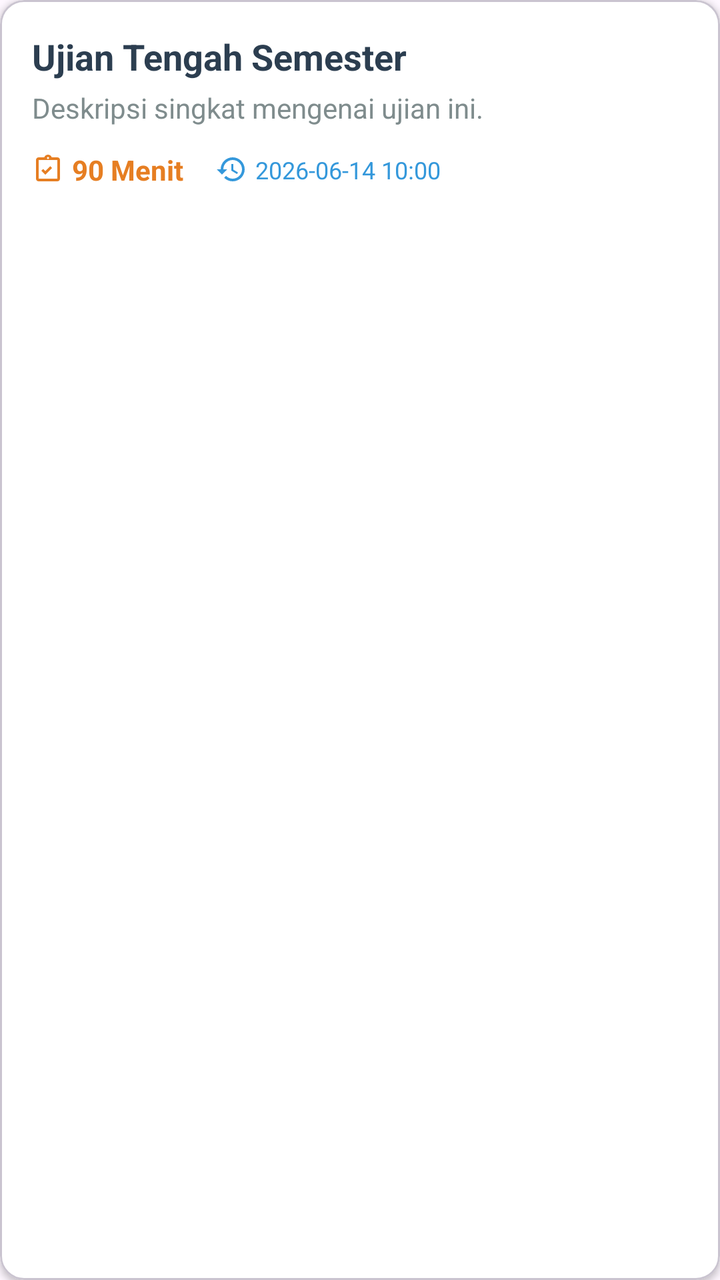
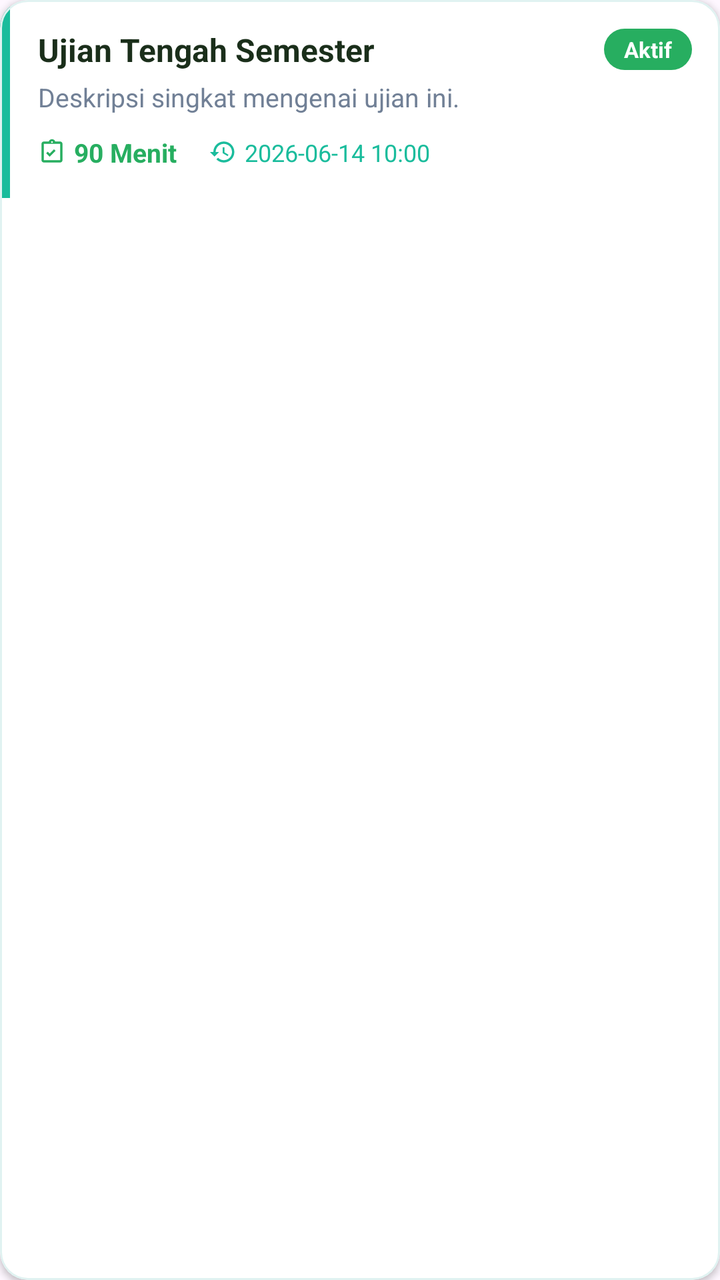

Before-and-after screenshots of an Android layout around one commit, followed by the original layout XML and the change that was made.
<!-- AndroidManifest.xml: application theme Theme.IFUnjaniExam -->
<!-- res/layout/item_exam.xml -->
<?xml version="1.0" encoding="utf-8"?>
<com.google.android.material.card.MaterialCardView xmlns:android="http://schemas.android.com/apk/res/android"
    xmlns:app="http://schemas.android.com/apk/res-auto"
    android:layout_width="match_parent"
    android:layout_height="wrap_content"
    android:layout_marginBottom="12dp"
    android:clickable="true"
    android:focusable="true"
    android:foreground="?android:attr/selectableItemBackground"
    app:cardBackgroundColor="@android:color/white"
    app:cardCornerRadius="12dp"
    app:cardElevation="2dp">

    <LinearLayout
        android:layout_width="match_parent"
        android:layout_height="wrap_content"
        android:orientation="vertical"
        android:padding="16dp">

        <TextView
            android:id="@+id/tvExamTitle"
            android:layout_width="match_parent"
            android:layout_height="wrap_content"
            android:text="Ujian Tengah Semester"
            android:textColor="#2c3e50"
            android:textSize="18sp"
            android:textStyle="bold" />

        <TextView
            android:id="@+id/tvExamDesc"
            android:layout_width="match_parent"
            android:layout_height="wrap_content"
            android:layout_marginTop="4dp"
            android:text="Deskripsi singkat mengenai ujian ini."
            android:textColor="#7f8c8d"
            android:textSize="14sp" />

        <LinearLayout
            android:layout_width="match_parent"
            android:layout_height="wrap_content"
            android:orientation="horizontal"
            android:gravity="center_vertical"
            android:layout_marginTop="12dp">

            <LinearLayout
                android:layout_width="0dp"
                android:layout_height="wrap_content"
                android:layout_weight="1"
                android:orientation="horizontal"
                android:gravity="center_vertical">

                <ImageView
                    android:layout_width="16dp"
                    android:layout_height="16dp"
                    android:src="@drawable/ic_assignment"
                    app:tint="#e67e22" />

                <TextView
                    android:id="@+id/tvDuration"
                    android:layout_width="wrap_content"
                    android:layout_height="wrap_content"
                    android:layout_marginStart="4dp"
                    android:text="90 Menit"
                    android:textColor="#e67e22"
                    android:textSize="14sp"
                    android:textStyle="bold" />

                <View
                    android:layout_width="16dp"
                    android:layout_height="1dp" />

                <ImageView
                    android:layout_width="16dp"
                    android:layout_height="16dp"
                    android:src="@drawable/ic_history"
                    app:tint="#3498db" />

                <TextView
                    android:id="@+id/tvTime"
                    android:layout_width="wrap_content"
                    android:layout_height="wrap_content"
                    android:layout_marginStart="4dp"
                    android:text="2026-06-14 10:00"
                    android:textColor="#3498db"
                    android:textSize="12sp" />
            </LinearLayout>
        </LinearLayout>

        <LinearLayout
            android:layout_width="match_parent"
            android:layout_height="wrap_content"
            android:orientation="horizontal"
            android:gravity="center_vertical"
            android:layout_marginTop="12dp">

            <Button
                android:id="@+id/btnStatus"
                android:layout_width="wrap_content"
                android:layout_height="wrap_content"
                android:text="Mulai Ujian"
                android:textSize="12sp"
                android:visibility="gone"
                app:cornerRadius="8dp" />

            <Space
                android:layout_width="0dp"
                android:layout_height="wrap_content"
                android:layout_weight="1" />

            <ImageView
                android:id="@+id/btnOptions"
                android:layout_width="32dp"
                android:layout_height="32dp"
                android:padding="4dp"
                android:src="@android:drawable/ic_menu_more"
                android:visibility="gone"
                app:tint="#7f8c8d" />
        </LinearLayout>

    </LinearLayout>
</com.google.android.material.card.MaterialCardView>
<!-- resources referenced by this layout -->
<resources>
  <!-- drawable ic_assignment (drawable) -->
  <vector xmlns:android="http://schemas.android.com/apk/res/android"
      android:width="48dp"
      android:height="48dp"
      android:viewportWidth="24"
      android:viewportHeight="24"
      android:tint="#2c3e50">
    <path
        android:fillColor="#FF000000"
        android:pathData="M19,3h-4.18C14.4,1.84 13.3,1 12,1S9.6,1.84 9.18,3H5C3.9,3 3,3.9 3,5v14c0,1.1 0.9,2 2,2h14c1.1,0 2,-0.9 2,-2V5C21,3.9 20.1,3 19,3zM12,2.75c0.41,0 0.75,0.34 0.75,0.75S12.41,4.25 12,4.25s-0.75,-0.34 -0.75,-0.75S11.59,2.75 12,2.75zM19,19H5V5h14V19zM15.08,11.03l-1.41,-1.41l-3.67,3.67l-1.58,-1.58l-1.42,1.41l3,3L15.08,11.03z"/>
  </vector>
  <!-- drawable ic_history (drawable) -->
  <vector xmlns:android="http://schemas.android.com/apk/res/android"
      android:width="48dp"
      android:height="48dp"
      android:viewportWidth="24"
      android:viewportHeight="24"
      android:tint="#2c3e50">
    <path
        android:fillColor="#FF000000"
        android:pathData="M13,3c-4.97,0 -9,4.03 -9,9H1l3.89,3.89l0.07,0.14L9,12H6c0,-3.87 3.13,-7 7,-7s7,3.13 7,7s-3.13,7 -7,7c-1.93,0 -3.68,-0.79 -4.94,-2.06l-1.42,1.42C8.27,19.99 10.51,21 13,21c4.97,0 9,-4.03 9,-9S17.97,3 13,3zm-1,5v5l4.28,2.54l0.72,-1.21l-3.5,-2.08V8H12z"/>
  </vector>
  <style name="Theme.IFUnjaniExam" parent="Base.Theme.IFUnjaniExam" />
  <style name="Base.Theme.IFUnjaniExam" parent="Theme.Material3.DayNight.NoActionBar">
          
          
      </style>
</resources>

<!-- the commit's change to res/layout/item_exam.xml (unified diff, before → after) -->
@@ -3,57 +3,85 @@
     xmlns:app="http://schemas.android.com/apk/res-auto"
     android:layout_width="match_parent"
     android:layout_height="wrap_content"
-    android:layout_marginBottom="12dp"
+    android:layout_marginBottom="10dp"
     android:clickable="true"
     android:focusable="true"
     android:foreground="?android:attr/selectableItemBackground"
-    app:cardBackgroundColor="@android:color/white"
-    app:cardCornerRadius="12dp"
-    app:cardElevation="2dp">
+    app:cardBackgroundColor="#ffffff"
+    app:cardCornerRadius="14dp"
+    app:cardElevation="2dp"
+    app:strokeColor="#e0f2f1"
+    app:strokeWidth="1dp">
 
     <LinearLayout
         android:layout_width="match_parent"
         android:layout_height="wrap_content"
-        android:orientation="vertical"
-        android:padding="16dp">
+        android:orientation="horizontal">
 
-        <TextView
-            android:id="@+id/tvExamTitle"
-            android:layout_width="match_parent"
-            android:layout_height="wrap_content"
-            android:text="Ujian Tengah Semester"
-            android:textColor="#2c3e50"
-            android:textSize="18sp"
-            android:textStyle="bold" />
-
-        <TextView
-            android:id="@+id/tvExamDesc"
-            android:layout_width="match_parent"
-            android:layout_height="wrap_content"
-            android:layout_marginTop="4dp"
-            android:text="Deskripsi singkat mengenai ujian ini."
-            android:textColor="#7f8c8d"
-            android:textSize="14sp" />
+        
+        <View
+            android:layout_width="5dp"
+            android:layout_height="match_parent"
+            android:background="#1abc9c" />
 
         <LinearLayout
             android:layout_width="match_parent"
             android:layout_height="wrap_content"
-            android:orientation="horizontal"
-            android:gravity="center_vertical"
-            android:layout_marginTop="12dp">
+            android:orientation="vertical"
+            android:padding="14dp">
 
+            
             <LinearLayout
-                android:layout_width="0dp"
+                android:layout_width="match_parent"
                 android:layout_height="wrap_content"
-                android:layout_weight="1"
-                android:orientation="horizontal"
-                android:gravity="center_vertical">
+                android:gravity="center_vertical"
+                android:orientation="horizontal">
+
+                <TextView
+                    android:id="@+id/tvExamTitle"
+                    android:layout_width="0dp"
+                    android:layout_height="wrap_content"
+                    android:layout_weight="1"
+                    android:text="Ujian Tengah Semester"
+                    android:textColor="#1a2e1a"
+                    android:textSize="16sp"
+                    android:textStyle="bold" />
+
+                <TextView
+                    android:id="@+id/tvStatusBadge"
+                    android:layout_width="wrap_content"
+                    android:layout_height="wrap_content"
+                    android:background="@drawable/badge_green"
+                    android:paddingHorizontal="10dp"
+                    android:paddingVertical="3dp"
+                    android:text="Aktif"
+                    android:textColor="#ffffff"
+                    android:textSize="11sp"
+                    android:textStyle="bold" />
+            </LinearLayout>
+
+            <TextView
+                android:id="@+id/tvExamDesc"
+                android:layout_width="match_parent"
+                android:layout_height="wrap_content"
+                android:layout_marginTop="4dp"
+                android:text="Deskripsi singkat mengenai ujian ini."
+                android:textColor="#718096"
+                android:textSize="13sp" />
+
+            
+            <LinearLayout
+                android:layout_width="match_parent"
+                android:layout_height="wrap_content"
+                android:gravity="center_vertical"
+                android:layout_marginTop="10dp"
+                android:orientation="horizontal">
 
                 <ImageView
-                    android:layout_width="16dp"
-                    android:layout_height="16dp"
+                    android:layout_width="14dp"
+                    android:layout_height="14dp"
                     android:src="@drawable/ic_assignment"
-                    app:tint="#e67e22" />
+                    app:tint="#27ae60" />
 
                 <TextView
                     android:id="@+id/tvDuration"
@@ -61,8 +89,8 @@
                     android:layout_height="wrap_content"
                     android:layout_marginStart="4dp"
                     android:text="90 Menit"
-                    android:textColor="#e67e22"
-                    android:textSize="14sp"
+                    android:textColor="#27ae60"
+                    android:textSize="13sp"
                     android:textStyle="bold" />
 
                 <View
@@ -70,52 +98,46 @@
                     android:layout_height="1dp" />
 
                 <ImageView
-                    android:layout_width="16dp"
-                    android:layout_height="16dp"
+                    android:layout_width="14dp"
+                    android:layout_height="14dp"
                     android:src="@drawable/ic_history"
-                    app:tint="#3498db" />
+                    app:tint="#1abc9c" />
 
                 <TextView
                     android:id="@+id/tvTime"
-                    android:layout_width="wrap_content"
+                    android:layout_width="0dp"
                     android:layout_height="wrap_content"
+                    android:layout_weight="1"
                     android:layout_marginStart="4dp"
                     android:text="2026-06-14 10:00"
-                    android:textColor="#3498db"
+                    android:textColor="#1abc9c"
                     android:textSize="12sp" />
+
+                
+                <ImageView
+                    android:id="@+id/btnOptions"
+                    android:layout_width="28dp"
+                    android:layout_height="28dp"
+                    android:padding="4dp"
+                    android:src="@android:drawable/ic_menu_more"
+                    android:visibility="gone"
+                    app:tint="#718096" />
             </LinearLayout>
-        </LinearLayout>
 
-        <LinearLayout
-            android:layout_width="match_parent"
-            android:layout_height="wrap_content"
-            android:orientation="horizontal"
-            android:gravity="center_vertical"
-            android:layout_marginTop="12dp">
-
+            
             <Button
                 android:id="@+id/btnStatus"
                 android:layout_width="wrap_content"
-                android:layout_height="wrap_content"
+                android:layout_height="34dp"
+                android:layout_marginTop="10dp"
+                android:backgroundTint="#27ae60"
                 android:text="Mulai Ujian"
+                android:textColor="#ffffff"
                 android:textSize="12sp"
+                android:textStyle="bold"
                 android:visibility="gone"
                 app:cornerRadius="8dp" />
 
-            <Space
-                android:layout_width="0dp"
-                android:layout_height="wrap_content"
-                android:layout_weight="1" />
-
-            <ImageView
-                android:id="@+id/btnOptions"
-                android:layout_width="32dp"
-                android:layout_height="32dp"
-                android:padding="4dp"
-                android:src="@android:drawable/ic_menu_more"
-                android:visibility="gone"
-                app:tint="#7f8c8d" />
         </LinearLayout>
-
     </LinearLayout>
 </com.google.android.material.card.MaterialCardView>
<!-- resource entries referenced after the edit -->
@@ -1,5 +1,12 @@
 <!-- resources referenced by this layout -->
 <resources>
+  <!-- drawable badge_green (drawable) -->
+  <?xml version="1.0" encoding="utf-8"?>
+  <shape xmlns:android="http://schemas.android.com/apk/res/android"
+      android:shape="rectangle">
+      <solid android:color="#27ae60" />
+      <corners android:radius="20dp" />
+  </shape>
   <!-- drawable ic_assignment (drawable) -->
   <vector xmlns:android="http://schemas.android.com/apk/res/android"
       android:width="48dp"
